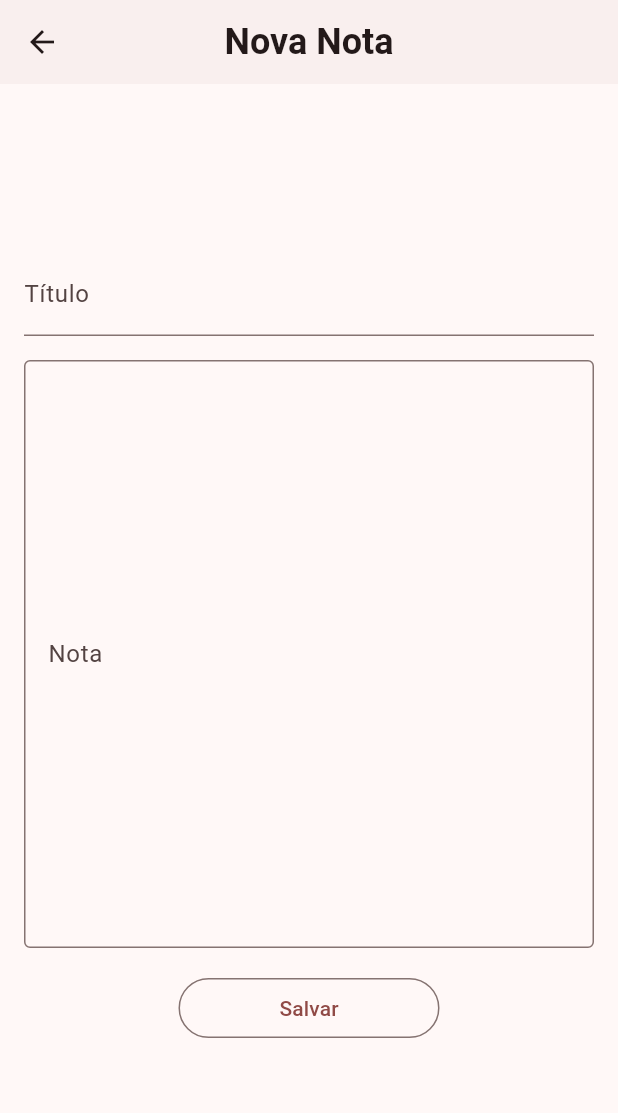
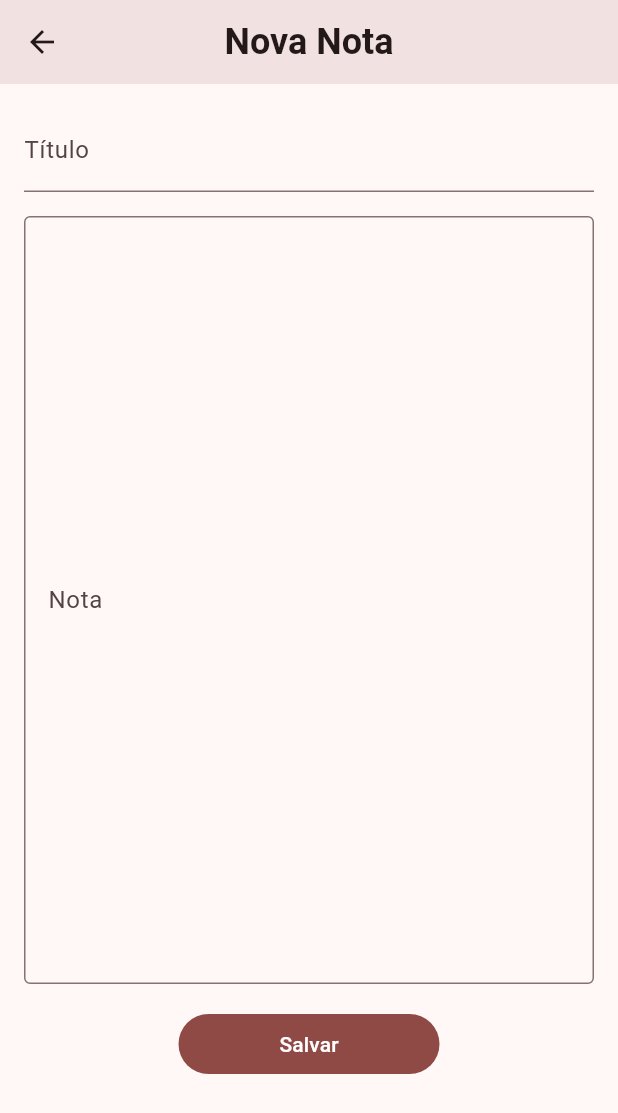
Before and after one commit to brunohsp/brunohsp_app, a Flutter app: the GameplayMenu screen opened directly, after a tap on an icon or button, on a phone screen of 412 x 824 dp. Shown: the top 1113 px of the screen. Run offline on Flutter 3.47's test engine with Material 2 defaults, Android fonts, the phone set to English and light mode, and no system bars; our stand-ins replace cloud_firestore, firebase_auth, firebase_core, flutter_svg, logger; missing offline and left inert: http_interceptor; accounts and stored records are empty.

Commit message:
feat: added firestore, notes being saved and read from firestore, general refactors

```diff
--- /dev/null
+++ b/lib/database/db_firestore.dart
@@ -0,0 +1,11 @@
+import 'package:cloud_firestore/cloud_firestore.dart';
+
+class DBFirestore{
+  DBFirestore._();
+  static final DBFirestore _instance = DBFirestore._();
+  final FirebaseFirestore _firestore = FirebaseFirestore.instance;
+
+  static FirebaseFirestore get() {
+    return DBFirestore._instance._firestore;
+  }
+}
--- /dev/null
+++ b/lib/models/note.dart
@@ -0,0 +1,7 @@
+class Note {
+  final String sectionName;
+  final String content;
+  final DateTime date;
+
+  Note({required this.sectionName, required this.content, required this.date});
+}
--- a/lib/pages/menus/gameplay_menu.dart
+++ b/lib/pages/menus/gameplay_menu.dart
@@ -1,9 +1,12 @@
-import 'package:brunohsp_app/pages/note/new_note_register.dart';
-import 'package:brunohsp_app/widgets/cards/diary_card.dart';
+import 'package:brunohsp_app/models/note.dart';
+import 'package:brunohsp_app/pages/note/note_form.dart';
+import 'package:brunohsp_app/repositories/notes_repository.dart';
+import 'package:brunohsp_app/widgets/cards/note_card.dart';
 import 'package:brunohsp_app/widgets/cards/new_item_card.dart';
 import 'package:brunohsp_app/widgets/avatars/dice_avatar.dart';
 import 'package:brunohsp_app/widgets/utils/section.dart';
 import 'package:flutter/material.dart';
+import 'package:provider/provider.dart';
 
 class GameplayMenu extends StatefulWidget {
   const GameplayMenu({Key? key}) : super(key: key);
@@ -13,7 +16,11 @@ class GameplayMenu extends StatefulWidget {
 }
 
 class _GameplayMenuState extends State<GameplayMenu> {
-  wrapDices() { // TODO: CHANGE WHERE THE DICES AR CODED - INHERITED_WIDGET
+  late List<Note> notes;
+  late NotesRepository notesRepository;
+
+  wrapDices() {
+    // TODO: CHANGE WHERE THE DICES AR CODED - INHERITED_WIDGET
     return Section(
       title: 'Dados',
       child: SizedBox(
@@ -58,44 +65,60 @@ class _GameplayMenuState extends State<GameplayMenu> {
     );
   }
 
-  wrapDiaries() { // TODO: INSERT DATABASE
+  wrapDiaries() {
     return Section(
       title: 'Diário do Jogador',
+      iconButton: IconButton(
+        icon: const Icon(Icons.add_circle_outline_rounded),
+        onPressed: () {
+          Navigator.push(
+            context,
+            MaterialPageRoute(
+              builder: (context) => const NoteForm(isCreate: true),
+            ),
+          );
+        },
+      ),
       child: SizedBox(
         height: 300,
-        child: ListView(
-          clipBehavior: Clip.none,
-          scrollDirection: Axis.horizontal,
-          children: [
-            DiaryCard(
-              context: context,
-              columns: 2,
-              sectionName: 'TEST',
-              content:
-                  'Lorem ipsum dolor sit amet consectetur. Consequat sed nam vel hendrerit ac ultrices. Eu lorem nisl integer est erat. Mauris sapien arcu ipsum ut nibh nam nibh pharetra in. Lorem ipsum dolor sit amet consectetur. Consequat sed nam vel hendrerit ac ultrices. Eu lorem nisl integer est erat. Mauris sapien arcu ipsum ut nibh nam nibh pharetra in. Lorem ipsum dolor sit amet consectetur. Consequat sed nam vel hendrerit ac ultrices. Eu lorem nisl integer est erat. Mauris sapien arcu ipsum ut nibh nam nibh pharetra in. Lorem ipsum dolor sit amet consectetur. Consequat sed nam vel hendrerit ac ultrices. Eu lorem nisl integer est erat. Mauris sapien arcu ipsum ut nibh nam nibh pharetra in.',
-              date: DateTime.now(),
-            ),
-            NewItemCard(
+        child: Consumer<NotesRepository>(builder: (context, notes, child) {
+          return notes.list.isEmpty
+              ? NewItemCard(
                   columns: 2,
                   itemName: 'Nota',
                   onTap: () {
                     Navigator.push(
                       context,
                       MaterialPageRoute(
-                    builder: (context) => const NewNoteRegister(),
+                        builder: (context) => const NoteForm(isCreate: true),
                       ),
                     );
                   },
+                )
+              : SizedBox(
+                height: 300,
+                child: ListView.builder(
+                  clipBehavior: Clip.none,
+                  scrollDirection: Axis.horizontal,
+                  itemCount: notes.list.length,
+                    itemBuilder: (_, index) {
+                      return NoteCard(
+                        context: context,
+                        columns: 2,
+                        note: notes.list[index],
+                      );
+                    },
                   ),
-            // NewItemCard(columns: 2, height: 300.0, itemName: 'Notas')
-          ],
-        ),
+              );
+        }),
       ),
     );
   }
 
   @override
   Widget build(BuildContext context) {
+    notesRepository = context.watch<NotesRepository>();
+
     return Scaffold(
       appBar: AppBar(
         title: const Text(
--- a/lib/pages/note/new_note_register.dart
+++ /dev/null
@@ -1,126 +0,0 @@
-import 'package:brunohsp_app/controllers/calculate.dart';
-import 'package:brunohsp_app/controllers/text_form_field_validations.dart';
-import 'package:flutter/material.dart';
-
-const List<String> list = <String>['Guerreiro', 'Bruxo', 'Paladino'];
-
-class NewNoteRegister extends StatefulWidget {
-  // TODO: KILL THIS SHIT
-  const NewNoteRegister({Key? key}) : super(key: key);
-
-  @override
-  State<NewNoteRegister> createState() => _NewNoteRegisterState();
-}
-
-class _NewNoteRegisterState extends State<NewNoteRegister> {
-  final _formKey = GlobalKey<FormState>();
-
-  final titleController = TextEditingController();
-  final noteController = TextEditingController();
-
-  String dropdownValue = list.first;
-
-  wrapButtons() {
-    return Padding(
-      padding: const EdgeInsets.only(bottom: 16),
-      child: SizedBox(
-        width: Calculate.widthWithColumns(2, MediaQuery.of(context).size.width),
-        child: OutlinedButton(
-          onPressed: () {
-            if (_formKey.currentState!.validate()) {
-              Navigator.pop(context);
-            } else {
-              ScaffoldMessenger.of(context).showSnackBar(
-                const SnackBar(
-                  content: Text('Há um ou mais campos vazios!'),
-                ),
-              );
-            }
-          },
-          child: const Text('Salvar'),
-        ),
-      ),
-    );
-  }
-
-  wrapInputs() {
-    return Column(
-      mainAxisAlignment: MainAxisAlignment.start,
-      crossAxisAlignment: CrossAxisAlignment.center,
-      children: [
-        Padding(
-          padding: const EdgeInsets.only(bottom: 16),
-          child: TextFormField(
-            validator: (String? input) {
-              if (TextFormFieldValidations.isEmpty(input)) {
-                return 'Campo Vazio';
-              }
-              return null;
-            },
-            controller: titleController,
-            decoration: const InputDecoration(
-              border: UnderlineInputBorder(),
-              labelText: 'Título',
-            ),
-          ),
-        ),
-        Padding(
-          padding: const EdgeInsets.only(bottom: 16),
-          child: TextFormField(
-            validator: (String? input) {
-              if (TextFormFieldValidations.isEmpty(input)) {
-                return 'Campo Vazio';
-              }
-              return null;
-            },
-            textAlign: TextAlign.start,
-            textAlignVertical: TextAlignVertical.top,
-            controller: noteController,
-            maxLines: 15,
-            decoration: const InputDecoration(
-              border: OutlineInputBorder(),
-              labelText: 'Nota',
-            ),
-          ),
-        ),
-      ],
-    );
-  }
-
-  wrapBody() {
-    return Center(
-      child: SingleChildScrollView(
-        child: Padding(
-          padding: const EdgeInsets.all(16),
-          child: Column(
-            mainAxisAlignment: MainAxisAlignment.center,
-            crossAxisAlignment: CrossAxisAlignment.center,
-            children: [
-              wrapInputs(),
-              wrapButtons(),
-            ],
-          ),
-        ),
-      ),
-    );
-  }
-
-  @override
-  Widget build(BuildContext context) {
-    return Form(
-      key: _formKey,
-      child: Scaffold(
-        appBar: AppBar(
-          elevation: 1,
-          centerTitle: true,
-          title: const Text(
-            'Nova Nota',
-            style: TextStyle(
-                fontSize: 24, fontWeight: FontWeight.bold),
-          ),
-        ),
-        body: wrapBody(),
-      ),
-    );
-  }
-}
--- a/lib/pages/note/note_update.dart
+++ b/lib/pages/note/note_form.dart
@@ -1,37 +1,72 @@
 import 'package:brunohsp_app/controllers/calculate.dart';
 import 'package:brunohsp_app/controllers/text_form_field_validations.dart';
+import 'package:brunohsp_app/models/note.dart';
+import 'package:brunohsp_app/repositories/notes_repository.dart';
 import 'package:flutter/material.dart';
+import 'package:provider/provider.dart';
 
-const List<String> list = <String>['Guerreiro', 'Bruxo', 'Paladino'];
+class NoteForm extends StatefulWidget {
+  final bool isCreate;
+  final Note? selectedNote;
+  const NoteForm({required this.isCreate, this.selectedNote, Key? key})
+      : super(key: key);
 
-class NoteUpdate extends StatefulWidget {
-  // TODO: RECEIVE A NOTE/DIARY MODEL
-  // TODO: IMPLEMENTS DATABASE
-
-
-  final String title;
-  final DateTime date;
-  final String note;
-  final TextEditingController titleController = TextEditingController();
-  final TextEditingController noteController = TextEditingController();
-  NoteUpdate({
-    required this.title,
-    required this.date,
-    required this.note,
-    Key? key,
-  }) : super(key: key) {
-    titleController.text = title;
-    noteController.text = note;
+  @override
+  State<NoteForm> createState() => _NoteFormState();
 }
 
+//TODO: add snackbar with errors and response
+
+class _NoteFormState extends State<NoteForm> {
+  final _formKey = GlobalKey<FormState>();
+
+  final titleController = TextEditingController();
+  final noteController = TextEditingController();
+  late NotesRepository repository;
+
+  late String actionButton;
+  late String pageTitle;
+
   @override
-  State<NoteUpdate> createState() => _NoteUpdateState();
+  void initState() {
+    super.initState();
+    setFormType();
+
+    if(widget.selectedNote != null){
+      titleController.text = widget.selectedNote!.sectionName;
+        noteController.text = widget.selectedNote!.content;
+    }
   }
 
-class _NoteUpdateState extends State<NoteUpdate> {
-  final _formKey = GlobalKey<FormState>();
+  setFormType() {
+    setState(() {
+      if (widget.isCreate) {
+        actionButton = 'Salvar';
+        pageTitle = 'Nova Nota';
+      } else {
+        actionButton = 'Atualizar';
+        pageTitle = 'Atualizar Nota';
+      }
+    });
+  }
 
-  String dropdownValue = list.first;
+  onAction() async {
+    Note note = Note(
+      sectionName: titleController.text,
+      content: noteController.text,
+      date: DateTime.now(),
+    );
+
+    if (!widget.isCreate && widget.selectedNote != null) {
+      await repository.remove(widget.selectedNote as Note);
+    }
+
+    await repository.saveOneNote(note);
+  }
+
+  onRemove() async {
+    return await repository.remove(widget.selectedNote as Note);
+  }
 
   confirmationModal() {
     return showModalBottomSheet<void>(
@@ -60,6 +95,7 @@ class _NoteUpdateState extends State<NoteUpdate> {
                           2, MediaQuery.of(context).size.width),
                       child: FilledButton(
                         onPressed: () {
+                          onRemove();
                           Navigator.popUntil(context, (route) => route.isFirst);
                         },
                         child: const Text('Sim'),
@@ -86,8 +122,9 @@ class _NoteUpdateState extends State<NoteUpdate> {
 
   wrapButtons() {
     return Row(
-      mainAxisAlignment: MainAxisAlignment.spaceBetween,
-      crossAxisAlignment: CrossAxisAlignment.center,
+      mainAxisAlignment: widget.isCreate
+          ? MainAxisAlignment.center
+          : MainAxisAlignment.spaceBetween,
       children: [
         SizedBox(
           width:
@@ -95,7 +132,8 @@ class _NoteUpdateState extends State<NoteUpdate> {
           child: FilledButton(
             onPressed: () {
               if (_formKey.currentState!.validate()) {
-                Navigator.pop(context);
+                onAction();
+                Navigator.popUntil(context, (route) => route.isFirst);
               } else {
                 ScaffoldMessenger.of(context).showSnackBar(
                   const SnackBar(
@@ -104,12 +142,13 @@ class _NoteUpdateState extends State<NoteUpdate> {
                 );
               }
             },
-            child: const Text('Atualizar'),
+            child: Text(actionButton),
           ),
         ),
+        if (!widget.isCreate)
           SizedBox(
-          width:
-              Calculate.widthWithColumns(2, MediaQuery.of(context).size.width),
+            width: Calculate.widthWithColumns(
+                2, MediaQuery.of(context).size.width),
             child: OutlinedButton(
               onPressed: () {
                 confirmationModal();
@@ -135,7 +174,7 @@ class _NoteUpdateState extends State<NoteUpdate> {
               }
               return null;
             },
-            controller: widget.titleController,
+            controller: titleController,
             decoration: const InputDecoration(
               border: UnderlineInputBorder(),
               labelText: 'Título',
@@ -153,8 +192,8 @@ class _NoteUpdateState extends State<NoteUpdate> {
             },
             textAlign: TextAlign.start,
             textAlignVertical: TextAlignVertical.top,
-            controller: widget.noteController,
-            maxLines: 15,
+            controller: noteController,
+            maxLines: 20,
             decoration: const InputDecoration(
               border: OutlineInputBorder(),
               labelText: 'Nota',
@@ -166,12 +205,11 @@ class _NoteUpdateState extends State<NoteUpdate> {
   }
 
   wrapBody() {
-    return Center(
-      child: SingleChildScrollView(
+    return SingleChildScrollView(
       child: Padding(
         padding: const EdgeInsets.all(16),
         child: Column(
-            mainAxisAlignment: MainAxisAlignment.center,
+          mainAxisAlignment: MainAxisAlignment.start,
           crossAxisAlignment: CrossAxisAlignment.center,
           children: [
             wrapInputs(),
@@ -179,21 +217,21 @@ class _NoteUpdateState extends State<NoteUpdate> {
           ],
         ),
       ),
-      ),
     );
   }
 
   @override
   Widget build(BuildContext context) {
+    repository = context.read<NotesRepository>();
     return Form(
       key: _formKey,
       child: Scaffold(
         appBar: AppBar(
-          elevation: 1,
+          elevation: 10,
           centerTitle: true,
-          title: const Text(
-            'Nova Nota',
-            style: TextStyle(fontSize: 24, fontWeight: FontWeight.bold),
+          title: Text(
+            pageTitle,
+            style: const TextStyle(fontSize: 24, fontWeight: FontWeight.bold),
           ),
         ),
         body: wrapBody(),
--- /dev/null
+++ b/lib/repositories/notes_repository.dart
@@ -0,0 +1,73 @@
+import 'dart:collection';
+
+import 'package:brunohsp_app/database/db_firestore.dart';
+import 'package:brunohsp_app/models/note.dart';
+import 'package:brunohsp_app/services/auth_service.dart';
+import 'package:cloud_firestore/cloud_firestore.dart';
+import 'package:flutter/material.dart';
+
+class NotesRepository extends ChangeNotifier {
+  final List<Note> _list = [];
+  late FirebaseFirestore db;
+  late AuthService auth;
+
+  NotesRepository({required this.auth}) {
+    _startRepository();
+  }
+
+  _startRepository() async {
+    await _startFirestore();
+    await _readNotes();
+  }
+
+  _startFirestore() {
+    db = DBFirestore.get();
+  }
+
+  _readNotes() async {
+    if (auth.user != null && _list.isEmpty) {
+      try {
+        final snapshot =
+            await db.collection('users/${auth.user!.uid}/notes').get();
+
+        for (QueryDocumentSnapshot<Map<String, dynamic>> doc in snapshot.docs) {
+          _list.add(
+            Note(
+              sectionName: doc.get('section_name'),
+              content: doc.get('content'),
+              date: DateTime.parse(doc.get('date').toDate().toString()),
+            ),
+          );
+        }
+        notifyListeners();
+      } catch (e) {
+        debugPrint('NOTES_REPOSITORY_ERROR: ${e.toString()}');
+      }
+    }
+  }
+
+  UnmodifiableListView<Note> get list => UnmodifiableListView(_list);
+
+  saveOneNote(Note newNote) async {
+    _list.add(newNote);
+
+    await db
+        .collection('users/${auth.user!.uid}/notes')
+        .doc('${newNote.date}_${newNote.sectionName}')
+        .set({
+      'section_name': newNote.sectionName,
+      'content': newNote.content,
+      'date': newNote.date
+    });
+    notifyListeners();
+  }
+
+  remove(Note note) async {
+    await db
+        .collection('users/${auth.user!.uid}/notes')
+        .doc('${note.date}_${note.sectionName}')
+        .delete();
+    _list.remove(note);
+    notifyListeners();
+  }
+}
--- a/lib/widgets/utils/section.dart
+++ b/lib/widgets/utils/section.dart
@@ -7,6 +7,7 @@ class Section extends StatelessWidget {
   final double size;
   final bool noMargin;
   final double titlePadding;
+  final IconButton? iconButton;
   const Section({
     required this.title,
     required this.child,
@@ -14,21 +15,32 @@ class Section extends StatelessWidget {
     this.size = 24,
     this.noMargin = false,
     this.titlePadding = 16,
+    this.iconButton,
     super.key,
   });
 
   @override
   Widget build(BuildContext context) {
     return Container(
-      margin: noMargin? null : const EdgeInsets.only(top: 32, right: 16, left: 16, bottom: 32),
+      margin: noMargin
+          ? null
+          : const EdgeInsets.only(top: 32, right: 16, left: 16, bottom: 32),
       child: Column(
         crossAxisAlignment: CrossAxisAlignment.start,
         children: [
           Padding(
               padding: EdgeInsets.only(bottom: titlePadding),
-              child: Text(
-                title,
-                style: TextStyle(fontSize: size, fontWeight: weight),
+              child: Row(
+                mainAxisAlignment: MainAxisAlignment.start,
+                children: [
+                  Text(
+                    title,
+                    style: TextStyle(fontSize: size, fontWeight: weight),
+                  ),
+                  Container(
+                    child: iconButton,
+                  )
+                ],
               )),
           child,
         ],
--- a/pubspec.yaml
+++ b/pubspec.yaml
@@ -41,6 +41,7 @@ dependencies:
   firebase_core: ^2.19.0
   firebase_database: ^10.3.1
   firebase_auth: ^4.11.1
+  cloud_firestore: ^4.12.0
 
 dev_dependencies:
   flutter_test:
```
Also changed, not shown: lib/main.dart (+8 -2 lines), lib/models/dice_roll.dart (added, +17 -0 lines), lib/pages/menus/main_menu.dart (+9 -16 lines), lib/widgets/cards/mini_rolled_dice_card.dart (+8 -25 lines), lib/widgets/cards/note_card.dart (renamed from lib/widgets/cards/diary_card.dart, +20 -28 lines), pubspec.lock, 6 other files. Lines whose indentation alone changed are shown as unchanged.
